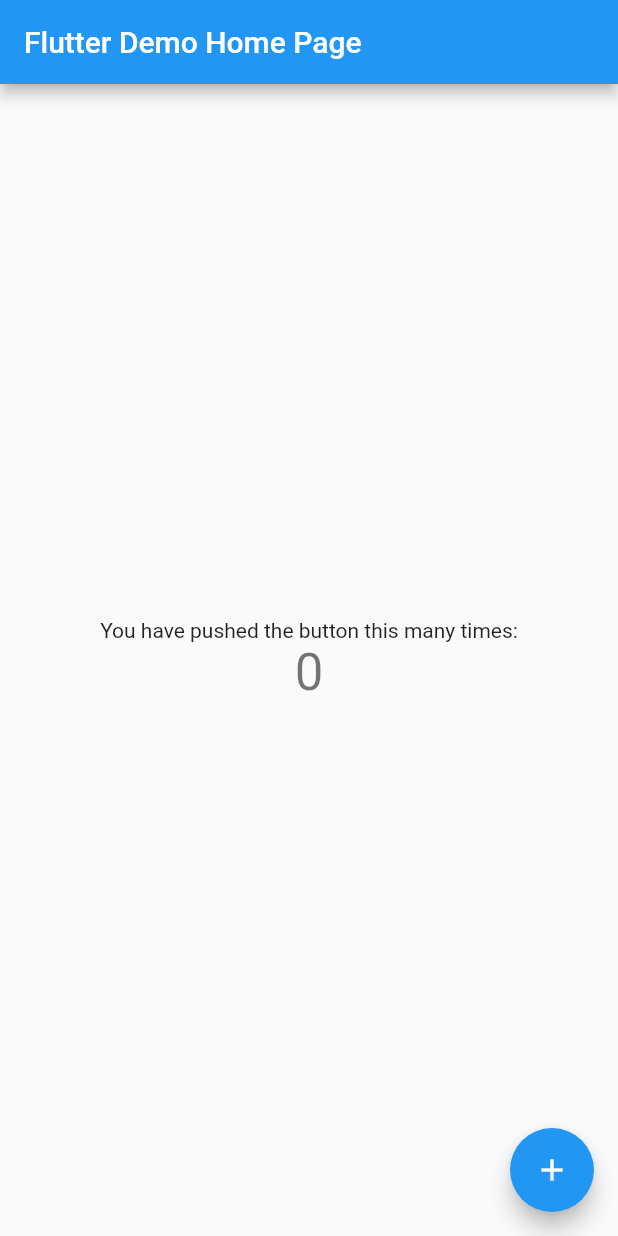
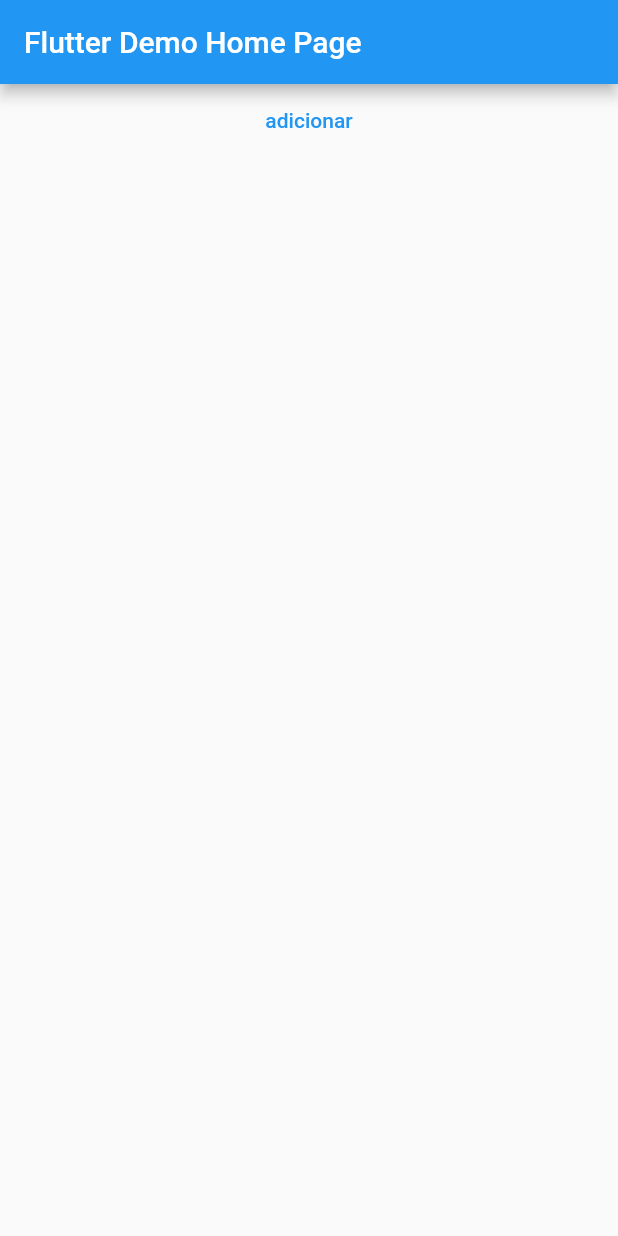
Before and after one commit to CarlosTSIlva/sqfliteFlutter, a Flutter app: the screen it shows after launch, on a phone screen of 412 x 824 dp. Run offline on Flutter 3.47's test engine with Material 2 defaults, Android fonts, the phone set to English and light mode, and no system bars; our stand-ins replace sqflite; accounts and stored records are empty.

Commit message:
remove itens not using

```diff
--- a/lib/db_helper.dart
+++ b/lib/db_helper.dart
@@ -1,5 +1,3 @@
-// ignore_for_file: file_names
-
 import 'package:sqflite/sqflite.dart';
 import 'package:sql/todo.dart';
 
--- a/lib/todo.dart
+++ b/lib/todo.dart
@@ -1,5 +1,3 @@
-import 'dart:convert';
-
 class Todo {
   final int id;
   final String title;
@@ -10,14 +8,6 @@ class Todo {
     required this.done,
   });
 
-  Map<String, dynamic> toMap() {
-    return <String, dynamic>{
-      'id': id,
-      'title': title,
-      'done': done,
-    };
-  }
-
   factory Todo.fromMap(Map<String, dynamic> map) {
     return Todo(
       id: map['id'] as int,
@@ -25,9 +15,4 @@ class Todo {
       done: map['done'] as int,
     );
   }
-
-  String toJson() => json.encode(toMap());
-
-  factory Todo.fromJson(String source) =>
-      Todo.fromMap(json.decode(source) as Map<String, dynamic>);
 }
--- a/lib/todo_page.dart
+++ b/lib/todo_page.dart
@@ -18,14 +18,6 @@ class TodoPage extends StatefulWidget {
 }
 
 class _TodoPageState extends State<TodoPage> {
-  int _counter = 0;
-
-  void _incrementCounter() {
-    setState(() {
-      _counter++;
-    });
-  }
-
   @override
   Widget build(BuildContext context) {
     final Dbhelper dbHelper = widget.dbHelper!;
@@ -34,13 +26,22 @@ class _TodoPageState extends State<TodoPage> {
       appBar: AppBar(
         title: Text(widget.title),
       ),
-      body: Center(
+      body: SafeArea(
         child: SingleChildScrollView(
           child: Column(
             mainAxisAlignment: MainAxisAlignment.center,
+            crossAxisAlignment: CrossAxisAlignment.center,
             children: <Widget>[
-              const Text(
-                'You have pushed the button this many times:',
+              SizedBox(
+                width: double.infinity,
+                child: TextButton(
+                  onPressed: () async {
+                    setState(() {
+                      dbHelper.insertNotes('Hello', 0);
+                    });
+                  },
+                  child: const Text("adicionar"),
+                ),
               ),
               FutureBuilder(
                 future: dbHelper.selectNotes(),
@@ -53,7 +54,7 @@ class _TodoPageState extends State<TodoPage> {
                               children: [
                                 Row(
                                   children: [
-                                    Text(e.title),
+                                    Text("${e.title} e id: ${e.id}"),
                                     Switch(
                                       value: e.done == 1 ? true : false,
                                       onChanged: (value) {
@@ -87,22 +88,10 @@ class _TodoPageState extends State<TodoPage> {
                   }
                 },
               ),
-              Text(
-                '$_counter',
-                style: Theme.of(context).textTheme.headlineMedium,
-              ),
             ],
           ),
         ),
       ),
-      floatingActionButton: FloatingActionButton(
-        onPressed: () async {
-          _incrementCounter();
-          await dbHelper.insertNotes('Hello $_counter', 0);
-        },
-        tooltip: 'Increment',
-        child: const Icon(Icons.add),
-      ),
     );
   }
 }
```
Also changed, not shown: 2 other files.
